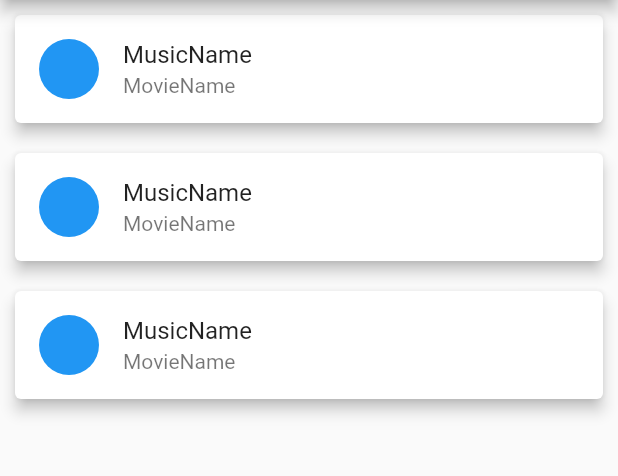
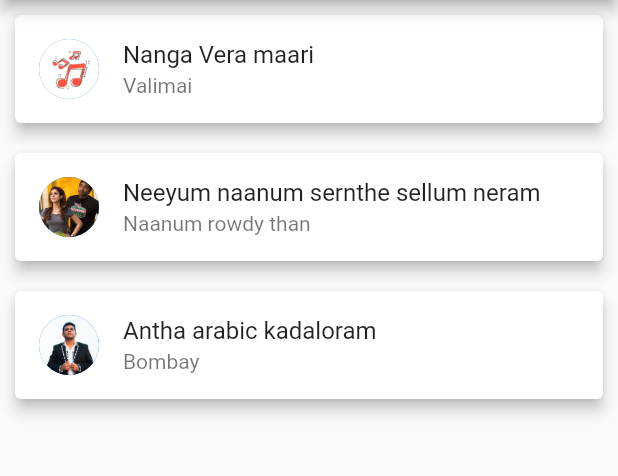
Before and after one commit to cool-man-vk/jazz-player, a Flutter app: the screen it shows after launch, on a phone screen of 412 x 824 dp, the part 84-560 px from its top. Run offline on Flutter 3.47's test engine with Material 2 defaults, Android fonts, the phone set to English and light mode, and no system bars; our stand-ins replace audioplayers.

Commit message:
some functionalities improved!!

```diff
--- /dev/null
+++ b/lib/arguments/playing_screen_arguments.dart
@@ -0,0 +1,11 @@
+class PlayingScreenArgs {
+  final String songName;
+  final String image;
+  final String music;
+
+  PlayingScreenArgs({
+    required this.songName ,
+    required this.image ,
+    required this.music
+  });
+}
--- a/lib/main.dart
+++ b/lib/main.dart
@@ -1,6 +1,6 @@
 import 'package:flutter/material.dart';
 import './screens/homepage.dart';
-import './screens/music_app.dart';
+import 'screens/playing_screen.dart';
 
 
 void main() {
@@ -11,12 +11,14 @@ class MyApp extends StatelessWidget {
   // This widget is the root of your application.
   @override
   Widget build(BuildContext context) {
-    return const MaterialApp(
+    return MaterialApp(
       debugShowCheckedModeBanner: false,
       home: HomePage(),
+      initialRoute: '/',
       routes: {
+        PlayingScreen.routeName : (context) => PlayingScreen()
+      },
 
-      },
     );
   }
 }
--- a/lib/screens/homepage.dart
+++ b/lib/screens/homepage.dart
@@ -2,7 +2,7 @@ import 'package:flutter/material.dart';
 import '../widgets/music_lists.dart';
 
 class HomePage extends StatelessWidget {
-  const HomePage({ Key? key }) : super(key: key);
+  static const routeName = '/';
 
   @override
   Widget build(BuildContext context) {
@@ -15,10 +15,12 @@ class HomePage extends StatelessWidget {
             ]
         ),
       ),
-      body: const SingleChildScrollView(
+      body: SingleChildScrollView(
         child: SizedBox(
           height: 800,
-          child: MusicLists(),
+          child: MusicLists()
+
+
         ),
       ),
     );
--- a/lib/widgets/music_list.dart
+++ b/lib/widgets/music_list.dart
@@ -1,24 +1,50 @@
 import 'package:flutter/material.dart';
-import '../data/dummy_data.dart';
-import '../models/music_details.dart';
+import '../arguments/playing_screen_arguments.dart';
+import '../screens/playing_screen.dart';
+import 'package:audioplayers/audio_cache.dart';
+import 'package:audioplayers/audioplayers.dart';
 
 class MusicList extends StatelessWidget {
-  const MusicList({ Key? key }) : super(key: key);
+
+  AudioCache? cache;
+  final String id;
+  final String songName;
+  final String movieName;
+  final String image;
+  final String music;
+
+  MusicList(
+    this.id ,
+    this.songName,
+    this.movieName,
+    this.image,
+    this.music
+  );
 
   @override
   Widget build(BuildContext context) {
-    return  Card(
+    return Card(
       elevation: 4,
       margin: const EdgeInsets.all(10),
       child: InkWell(
-        child: const ListTile(
+        child: ListTile(
           leading: CircleAvatar(
-            backgroundColor: Colors.blue,
+            backgroundImage: AssetImage(image),
           ),
-          title: Text('MusicName'),
-          subtitle: Text('MovieName'),
+          title: Text(songName),
+          subtitle: Text(movieName),
         ),
-        onTap: (){},
+        onTap: ()
+        {
+          cache!.play(music);
+          Navigator.of(context).pushNamed(
+          PlayingScreen.routeName ,
+          arguments: PlayingScreenArgs(
+            songName: songName ,
+            image: image ,
+            music: music
+          )
+        );}
       ),
     );
 }
--- a/lib/widgets/music_lists.dart
+++ b/lib/widgets/music_lists.dart
@@ -3,17 +3,46 @@ import './music_list.dart';
 
 
 class MusicLists extends StatelessWidget {
-  const MusicLists({ Key? key }) : super(key: key);
+  static const musicDataDetails = [
+      {
+        'id': '1001',
+        'songName': 'Nanga Vera maari',
+        'movieName': 'Valimai',
+        'image': 'assets/images/music.jpg',
+        'music': 'audio/nanga-vera-maari.mp3'
+      },
+      {
+        'id': '1002',
+        'songName': 'Neeyum naanum sernthe sellum neram',
+        'movieName': 'Naanum rowdy than',
+        'image': 'assets/images/neeyum-naanum.jpg',
+        'music': 'audio/neeyum-nanum.mp3'
+      },
+      {
+        'id': '1003',
+        'songName': 'Antha arabic kadaloram',
+        'movieName': 'Bombay',
+        'image': 'assets/images/ar-rahman.jpg',
+        'music': 'audio/andha-arabic.mp3'
+      }
+  ];
+
+
+
 
   @override
   Widget build(BuildContext context) {
     return SizedBox(
       height: 270,
       child: ListView.builder(
-        itemCount: 3,
+        itemCount: musicDataDetails.length,
         itemBuilder: (context,index) =>
-        const MusicList(
-
+        MusicList(
+            musicDataDetails[index]['id']!,
+            musicDataDetails[index]['songName']!,
+            musicDataDetails[index]['movieName']!,
+            musicDataDetails[index]['image']!,
+            musicDataDetails[index]['music']!
         )
       ),
     );
```
Also changed, not shown: lib/data/dummy_data.dart (deleted, +0 -26 lines), lib/models/music_details.dart (deleted, +0 -20 lines), lib/screens/playing_screen.dart (renamed from lib/screens/music_app.dart, +12 -10 lines).
